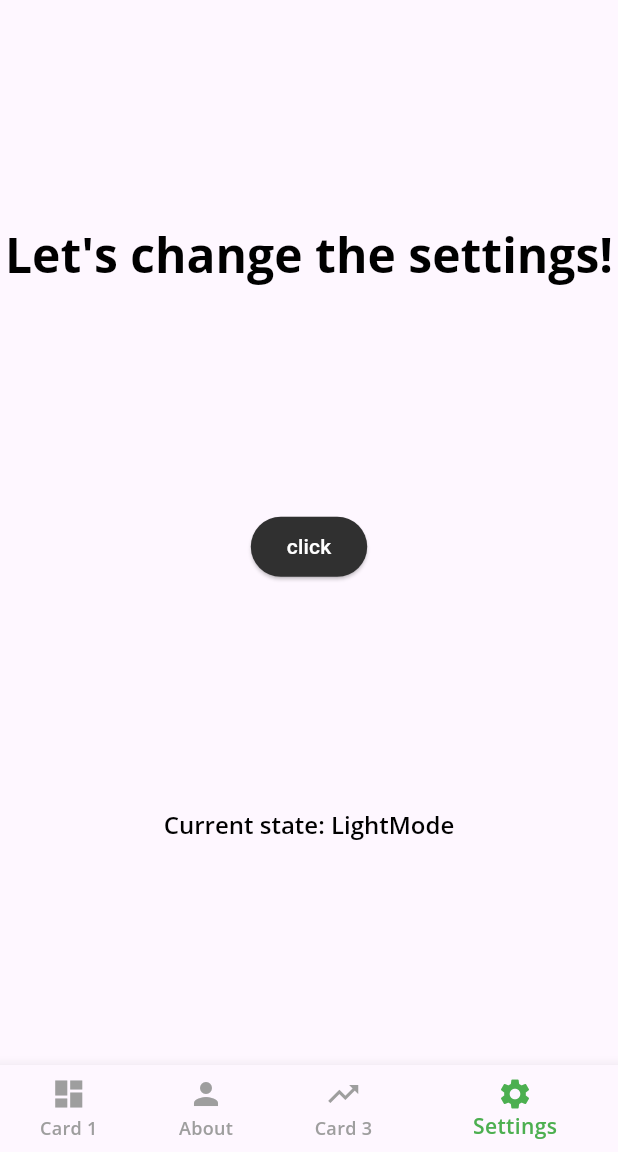
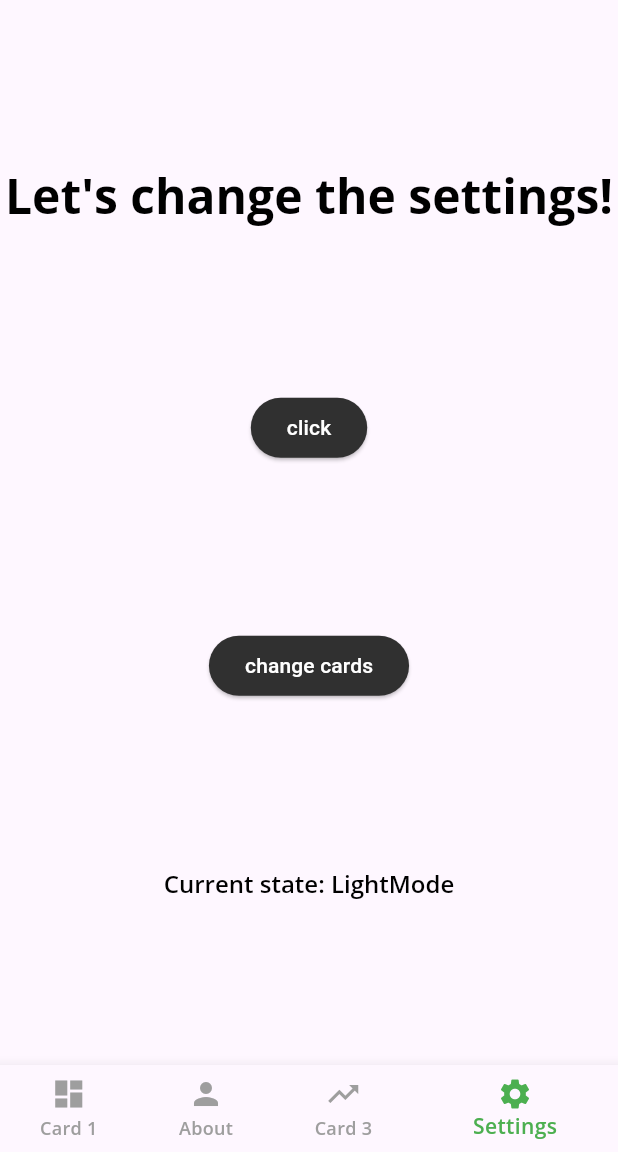
Before and after one commit to krystianpetek/LearningFlutter, a Flutter app: the screen it shows after launch, item 4 of the bottom bar chosen, on a phone screen of 412 x 824 dp, the part 84-1236 px from its top. Run offline on Flutter 3.47's test engine with Material 2 defaults, Android fonts, the phone set to English and light mode, and no system bars; our stand-ins replace google_fonts.

Commit message:
Added dynamic change navigation bar cards in settings

```diff
--- a/book-flutter_apprentice/two_foodapp/lib/cards/home_card.dart
+++ b/book-flutter_apprentice/two_foodapp/lib/cards/home_card.dart
@@ -2,9 +2,9 @@ import 'package:flutter/material.dart';
 import 'package:two_foodapp/actions/dark_mode.dart';
 
 class HomeCard extends StatefulWidget {
-  const HomeCard({
-    super.key,
-  });
+  const HomeCard({super.key, required this.changeCards});
+
+  final Function changeCards;
 
   @override
   HomeCardState createState() => HomeCardState();
@@ -44,6 +44,14 @@ class HomeCardState extends State<HomeCard> {
               style: Theme.of(context).elevatedButtonTheme.style,
               child: const Text('click'),
             ),
+            ElevatedButton(
+              onPressed: () {
+                widget.changeCards();
+                Actions.invoke(context, DarkModeIntent(darkMode: () {}));
+              },
+              style: Theme.of(context).elevatedButtonTheme.style,
+              child: const Text('change cards'),
+            ),
             Text(
               _mode,
               style: Theme.of(context).textTheme.headlineSmall,
--- a/book-flutter_apprentice/two_foodapp/lib/home.dart
+++ b/book-flutter_apprentice/two_foodapp/lib/home.dart
@@ -16,18 +16,85 @@ class Home extends StatefulWidget {
 class HomeState extends State<Home> {
   int _selectedCardIndex = 1;
 
-  static List<Widget> pages = <Widget>[
+  static List<Widget> pages1 = <Widget>[
     const Card3(),
     const Card2(),
     const Card1(),
-    const HomeCard(),
+    const HomeCard(changeCards: changeCards),
+  ];
+
+  static List<BottomNavigationBarItem> bottomNavItems1 =
+      <BottomNavigationBarItem>[
+    const BottomNavigationBarItem(
+      icon: Icon(Icons.dashboard),
+      label: 'Card 1',
+    ),
+    const BottomNavigationBarItem(
+      icon: Icon(Icons.person),
+      label: 'About',
+    ),
+    const BottomNavigationBarItem(
+      icon: Icon(Icons.trending_up_outlined),
+      label: 'Card 3',
+    ),
+    const BottomNavigationBarItem(
+      icon: Icon(Icons.settings),
+      label: 'Settings',
+    ),
+  ];
+
+  static List<Widget> pages2 = <Widget>[
+    const Card1(),
+    const Card1(),
+    const Card1(),
+    const HomeCard(changeCards: changeCards),
+  ];
+
+  static List<BottomNavigationBarItem> bottomNavItems2 =
+      <BottomNavigationBarItem>[
+    const BottomNavigationBarItem(
+      icon: Icon(Icons.explore),
+      label: 'Explore',
+    ),
+    const BottomNavigationBarItem(
+      icon: Icon(Icons.book),
+      label: 'Recipes',
+    ),
+    const BottomNavigationBarItem(
+      icon: Icon(Icons.list),
+      label: 'To buy',
+    ),
+    const BottomNavigationBarItem(
+      icon: Icon(Icons.settings),
+      label: 'Settings',
+    ),
   ];
 
   void _onNavBarTapped(int index) {
-    setState(() {
-      _selectedCardIndex = index;
-    });
+    _selectedCardIndex = index;
+
+    setState(() {});
   }
+
+  @override
+  void initState() {
+    widgetPages = pages1;
+    widgetNavBarItems = bottomNavItems1;
+    super.initState();
+  }
+
+  static void changeCards() {
+    if (widgetPages == pages1) {
+      widgetPages = pages2;
+      widgetNavBarItems = bottomNavItems2;
+    } else {
+      widgetPages = pages1;
+      widgetNavBarItems = bottomNavItems1;
+    }
+  }
+
+  static List<Widget> widgetPages = [];
+  static List<BottomNavigationBarItem> widgetNavBarItems = [];
 
   @override
   Widget build(BuildContext context) {
@@ -39,32 +106,16 @@ class HomeState extends State<Home> {
           style: Theme.of(context).textTheme.headlineSmall,
         ),
       ),
-      body: pages[_selectedCardIndex],
+      body: widgetPages[_selectedCardIndex],
       bottomNavigationBar: BottomNavigationBar(
         selectedItemColor: Theme.of(context).textSelectionTheme.selectionColor,
         unselectedItemColor: Colors.grey,
         showUnselectedLabels: true,
-        items: const [
-          BottomNavigationBarItem(
-            icon: Icon(Icons.dashboard),
-            label: 'Card 1',
-          ),
-          BottomNavigationBarItem(
-            icon: Icon(Icons.person),
-            label: 'About',
-          ),
-          BottomNavigationBarItem(
-            icon: Icon(Icons.trending_up_outlined),
-            label: 'Card 3',
-          ),
-          BottomNavigationBarItem(
-            icon: Icon(Icons.settings),
-            label: 'Settings',
-          ),
-        ],
+        items: widgetNavBarItems,
         onTap: _onNavBarTapped,
         currentIndex: _selectedCardIndex,
       ),
+      // ),
     );
   }
 }
```
